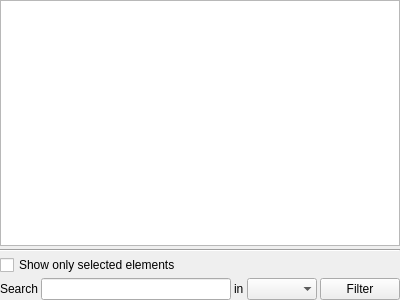
Qt form plugins/perspective/GraphPerspective/designer/SpreadViewTableWidget.ui (vadivelselvaraj/TulipGLImprovement) before a commit.
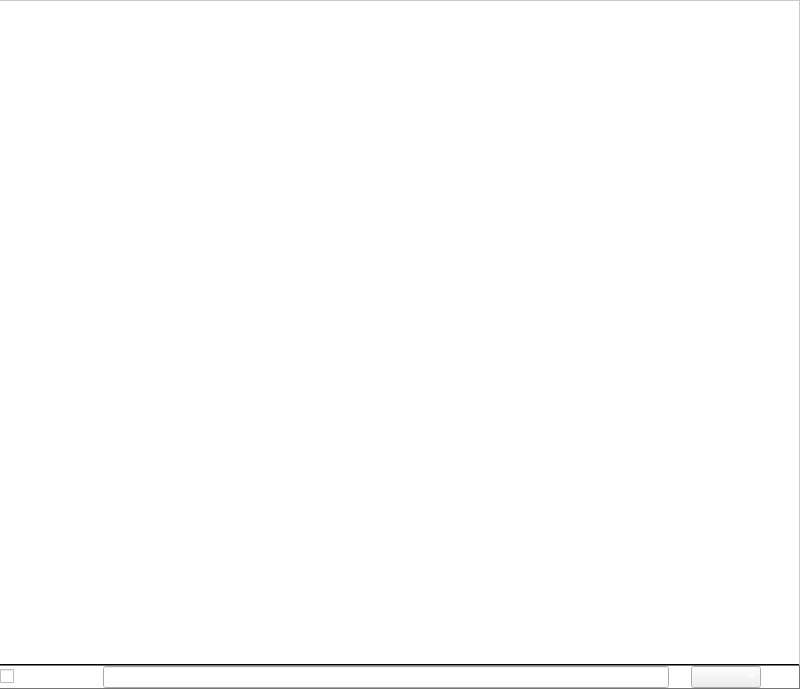
The same form after that commit. Icons and pictures are not drawn. Custom widgets are drawn as their Qt base class.

What changed in the file:
```diff
--- a/plugins/perspective/GraphPerspective/designer/SpreadViewTableWidget.ui
+++ b/plugins/perspective/GraphPerspective/designer/SpreadViewTableWidget.ui
@@ -6,24 +6,35 @@
    <rect>
     <x>0</x>
     <y>0</y>
-    <width>400</width>
-    <height>300</height>
+    <width>800</width>
+    <height>689</height>
    </rect>
   </property>
-  <property name="windowTitle">
-   <string>Form</string>
+  <property name="styleSheet">
+   <string notr="true">#SpreadViewTableWidget {
+background-color: white;
+}</string>
   </property>
   <layout class="QVBoxLayout" name="verticalLayout">
    <property name="spacing">
-    <number>3</number>
+    <number>0</number>
    </property>
    <property name="margin">
     <number>0</number>
    </property>
-   <item>
-    <layout class="QHBoxLayout" name="horizontalLayout">
      <item>
       <widget class="GraphTableWidget" name="tableView">
+     <property name="styleSheet">
+      <string notr="true">QTableView {
+background-color: white;
+border: 1px solid #C9C9C9;
+border-left: 0px;
+border-bottom: 1px solid black;
+}</string>
+     </property>
+     <property name="frameShape">
+      <enum>QFrame::NoFrame</enum>
+     </property>
        <property name="editTriggers">
         <set>QAbstractItemView::DoubleClicked|QAbstractItemView::EditKeyPressed</set>
        </property>
@@ -33,39 +44,68 @@
        <property name="sortingEnabled">
         <bool>true</bool>
        </property>
-      </widget>
-     </item>
-    </layout>
-   </item>
+     <attribute name="horizontalHeaderStretchLastSection">
+      <bool>true</bool>
+     </attribute>
+    </widget>
+   </item>
    <item>
-    <widget class="Line" name="line">
-     <property name="orientation">
-      <enum>Qt::Horizontal</enum>
+    <widget class="QFrame" name="bottomFrame">
+     <property name="styleSheet">
+      <string notr="true">* {
+color: white;
+font: bold 11px;
+}
+
+#bottomFrame {
+border-top: 1px solid rgba(117,117,117,255);
+border-bottom: 1px solid rgba(117,117,117,255);
+border-right: 1px solid rgba(117,117,117,255);
+border-left: 0px;
+background-color: qlineargradient(spread:pad, x1:0, y1:0, x2:, y2:1, 
+stop:0 rgb(75,75,75),
+stop:1 rgb(60, 60, 60));
+}
+
+QPushButton {
+border: 0px;
+border-image: none;
+}
+
+QPushButton:hover {
+border: 0px;
+border-image: none;
+background-color: qlineargradient(spread:pad, x1:0, y1:0, x2:, y2:1, 
+stop:0 rgb(85,85,85),
+stop:1 rgb(70, 70, 70));
+}
+
+QPushButton:pressed, .QPushButton:checked {
+border: 0px;
+border-image: none;
+background-color: qlineargradient(spread:pad, x1:0, y1:0, x2:, y2:1, 
+stop:0 rgb(65,65,65),
+stop:1 rgb(50, 50, 50));
+}</string>
      </property>
-    </widget>
-   </item>
-   <item>
-    <layout class="QGridLayout" name="gridLayout_2">
-     <property name="topMargin">
+     <property name="frameShape">
+      <enum>QFrame::StyledPanel</enum>
+     </property>
+     <property name="frameShadow">
+      <enum>QFrame::Raised</enum>
+     </property>
+     <layout class="QHBoxLayout" name="horizontalLayout">
+      <property name="margin">
       <number>0</number>
      </property>
-     <property name="spacing">
-      <number>3</number>
-     </property>
-     <item row="1" column="0">
-      <widget class="QLabel" name="label">
-       <property name="sizePolicy">
-        <sizepolicy hsizetype="Fixed" vsizetype="Preferred">
-         <horstretch>0</horstretch>
-         <verstretch>0</verstretch>
-        </sizepolicy>
-       </property>
+      <item>
+       <widget class="QCheckBox" name="showOnlySelectedElementsCheckBox">
        <property name="text">
-        <string>Search</string>
+         <string>Selected only</string>
        </property>
       </widget>
      </item>
-     <item row="1" column="1">
+      <item>
       <widget class="QLineEdit" name="filterPatternLineEdit">
        <property name="sizePolicy">
         <sizepolicy hsizetype="Expanding" vsizetype="Fixed">
@@ -73,30 +113,19 @@
          <verstretch>0</verstretch>
         </sizepolicy>
        </property>
-      </widget>
-     </item>
-     <item row="0" column="0" colspan="5">
-      <widget class="QCheckBox" name="showOnlySelectedElementsCheckBox">
-       <property name="text">
-        <string>Show only selected elements</string>
+        <property name="placeholderText">
+         <string>Filter values...</string>
        </property>
       </widget>
      </item>
-     <item row="1" column="4">
-      <widget class="QPushButton" name="filterPushButton">
-       <property name="text">
-        <string>Filter</string>
-       </property>
-      </widget>
-     </item>
-     <item row="1" column="2">
+      <item>
       <widget class="QLabel" name="label_2">
        <property name="text">
         <string>in</string>
        </property>
       </widget>
      </item>
-     <item row="1" column="3">
+      <item>
       <widget class="VisibleSectionsModel" name="comboBox">
        <property name="sizePolicy">
         <sizepolicy hsizetype="Expanding" vsizetype="Preferred">
@@ -112,7 +141,31 @@
        </property>
       </widget>
      </item>
-    </layout>
+      <item>
+       <widget class="QPushButton" name="filterPushButton">
+        <property name="maximumSize">
+         <size>
+          <width>16777215</width>
+          <height>24</height>
+         </size>
+        </property>
+        <property name="toolTip">
+         <string>Apply filter</string>
+        </property>
+        <property name="text">
+         <string>Apply</string>
+        </property>
+        <property name="icon">
+         <iconset resource="../resources/GraphPerspective.qrc">
+          <normaloff>:/tulip/graphperspective/icons/16/media-playback-start.png</normaloff>:/tulip/graphperspective/icons/16/media-playback-start.png</iconset>
+        </property>
+        <property name="flat">
+         <bool>true</bool>
+        </property>
+       </widget>
+      </item>
+     </layout>
+    </widget>
    </item>
   </layout>
  </widget>
```
Left out of the diff: 5 changed lines with no effect on the pictures. Lines whose indentation alone changed are shown as unchanged.
